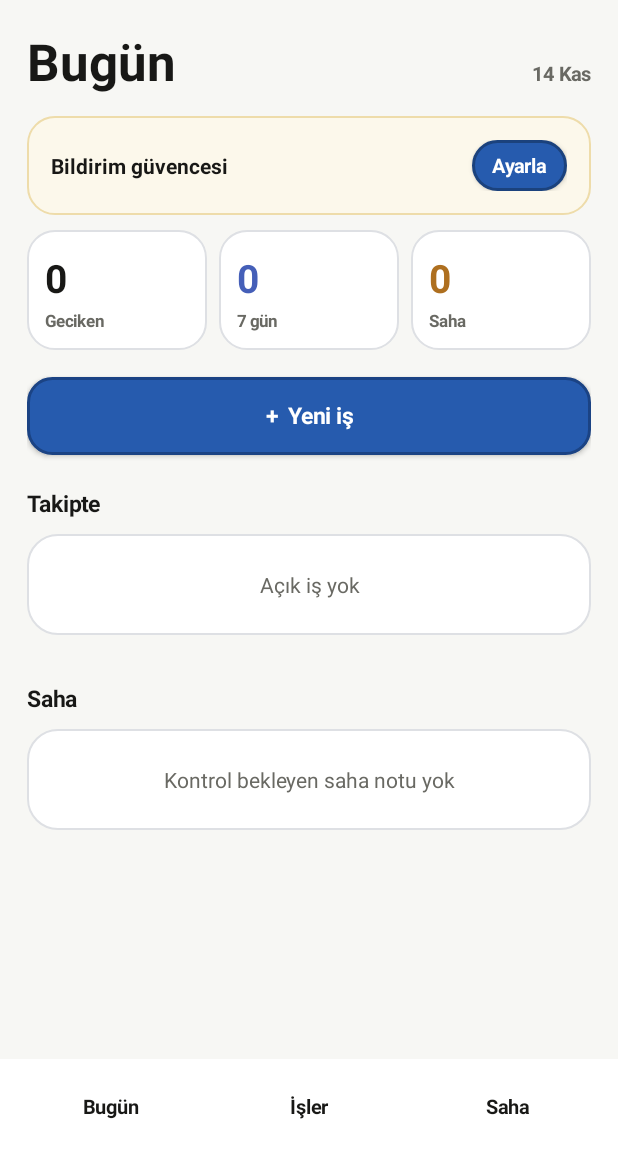
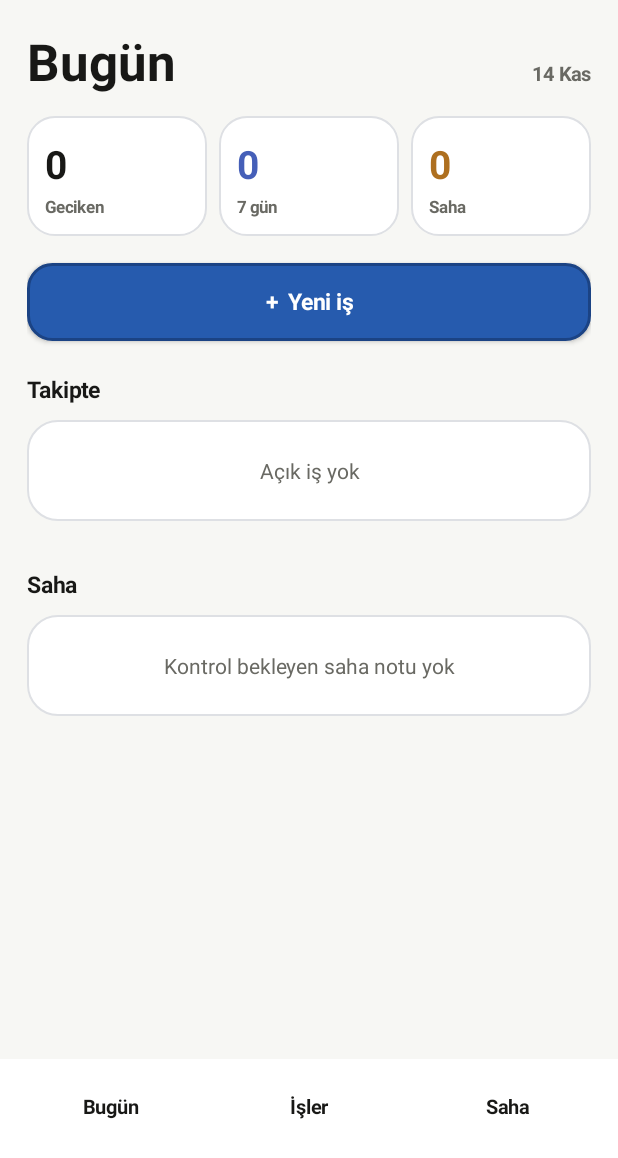
Before and after one commit to canmuslu59/eazilodev, an Android app: the screen it shows after launch (MainActivity), on a phone screen of 412 x 824 dp, the part 78-1236 px from its top. Run offline under Robolectric (Android 15) with nearby library versions, the phone set to English and light mode, and no system bars; 1 statement that could not run was skipped.

Commit message:
Move reminder controls fully into settings

```diff
--- a/manager-prototype/app/src/main/java/com/eazilo/yoneticitakip/MainActivity.java
+++ b/manager-prototype/app/src/main/java/com/eazilo/yoneticitakip/MainActivity.java
@@ -175,20 +175,6 @@ public class MainActivity extends Activity {
         content.addView(hero);
 
         addGap(14);
-
-        if (!notificationSetupComplete()) {
-            LinearLayout warn = roundedCard(WARNING_BG, WARNING_BORDER, 18);
-            LinearLayout row = new LinearLayout(this);
-            row.setOrientation(LinearLayout.HORIZONTAL);
-            row.setGravity(Gravity.CENTER_VERTICAL);
-            TextView t = tv("Bildirim güvencesi", 14, TEXT, true);
-            row.addView(t, new LinearLayout.LayoutParams(0, -2, 1));
-            TextView setup = chip("Ayarla", SAFETY, Color.WHITE);
-            setup.setOnClickListener(v -> openNotificationReliabilitySetup());
-            row.addView(setup);
-            warn.addView(row);
-            addCard(warn);
-        }
 
         int overdue = 0, dueSoon = 0, fieldDue = 0;
         long now = System.currentTimeMillis();
@@ -981,7 +967,7 @@ public class MainActivity extends Activity {
 
     private Button secondaryButton(String text,View.OnClickListener l){
         Button b=new Button(this);
-        b.setText(text); b.setTextColor(SAFETY_DARK); b.setTextSize(14); b.setAllCaps(false);
+        b.setText(text); b.setTextColor(darkMode ? Color.rgb(190,210,255) : SAFETY_DARK); b.setTextSize(14); b.setAllCaps(false);
         b.setTypeface(Typeface.DEFAULT,Typeface.BOLD);
         b.setBackground(pressStateBg(CARD, PRESSED_BG, SAFETY, 16));
         b.setElevation(dp(2));
```
